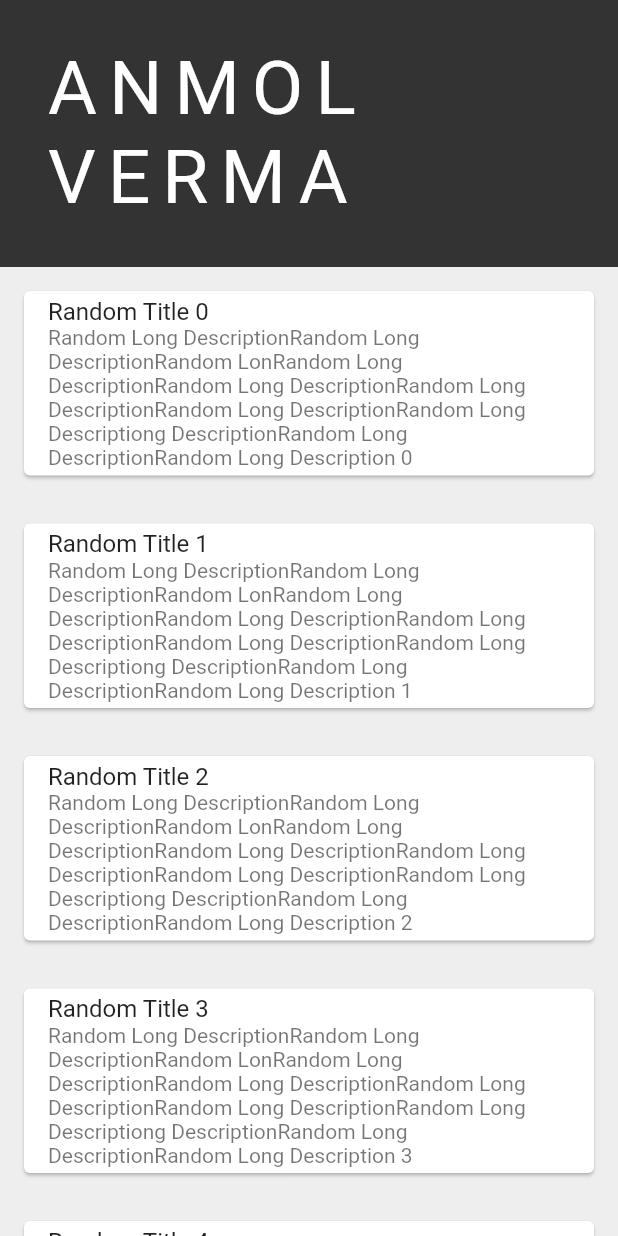
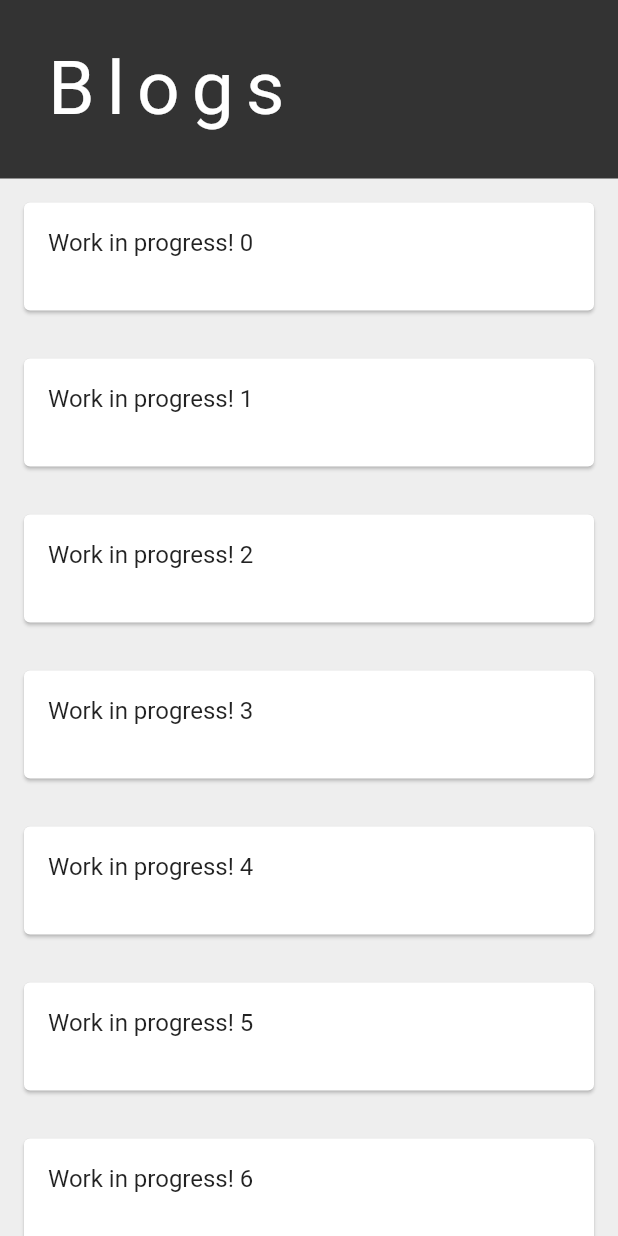
Before and after one commit to oianmol/Anmolverma_in, a Flutter app: the screen it shows after launch, after a tap on an icon or button, on a phone screen of 412 x 824 dp. Run offline on Flutter 3.47's test engine with Material 2 defaults, Android fonts, the phone set to English and light mode, and no system bars; our stand-ins replace google_fonts, infinite_scroll_pagination; missing offline and left inert: anmolverma_in, universal_html; network calls fail.

Commit message:
updated and added about me sections

```diff
--- a/lib/blogs/av_blogs_section.dart
+++ b/lib/blogs/av_blogs_section.dart
@@ -1,7 +1,6 @@
 import 'package:blogger/blogs/av_blog_listing.dart';
+import 'package:blogger/common/common_subsection_container.dart';
 import 'package:flutter/material.dart';
-import 'package:google_fonts/google_fonts.dart';
-import 'extensions.dart';
 
 class AVBlogsSection extends StatelessWidget {
   static Route<Object> route() {
@@ -11,32 +10,8 @@ class AVBlogsSection extends StatelessWidget {
   @override
   Widget build(BuildContext context) {
     return Scaffold(
-      body: blogContainer(context),
-    );
-  }
-
-  Container blogContainer(BuildContext context) {
-    return Container(
-      width: MediaQuery.of(context).size.width,
-      height: MediaQuery.of(context).size.height,
-      color: context.isDarkMode() ? Color(0xff333333) : Color(0xffeeeeee),
-      child: Column(
-        crossAxisAlignment: CrossAxisAlignment.start,
-        children: [nameText(context), Expanded(child: BlogListing())],
-      ),
-    );
-  }
-
-  Widget nameText(BuildContext context) {
-    return Container(
-      width: MediaQuery.of(context).size.width,
-      decoration: BoxDecoration(color: Color(0xff333333)),
-      child: Text(
-        "ANMOL VERMA",
-        style: GoogleFonts.merriweatherSans(
-            letterSpacing: 8, color: Colors.white, fontSize: 50),
-      ),
-      padding: EdgeInsets.symmetric(vertical: 30, horizontal: 28),
+      body: CommonSubsectionContainer(
+          sectionTitle: "Blogs", sectionWidget: BlogListing()),
     );
   }
 }
--- a/lib/blogs/blog_paginated_list.dart
+++ b/lib/blogs/blog_paginated_list.dart
@@ -28,8 +28,8 @@ class _BlogPaginatedListState extends State<BlogPaginatedList> {
       var newItems = <Blog>[];
       for (var index = 0; index < 20; index++) {
         newItems.add(Blog(
-            title: "Random Title $index",
-            description: "Random Long DescriptionRandom Long DescriptionRandom LonRandom Long DescriptionRandom Long DescriptionRandom Long DescriptionRandom Long DescriptionRandom Long Descriptiong DescriptionRandom Long DescriptionRandom Long Description $index",
+            title: "Work in progress! $index",
+            description: "",
             time: DateTime.now().add(Duration(days: index + 1))));
       }
 
--- /dev/null
+++ b/lib/common/common_subsection_container.dart
@@ -0,0 +1,41 @@
+import 'package:flutter/material.dart';
+import 'package:blogger/blogs/extensions.dart';
+import 'package:google_fonts/google_fonts.dart';
+
+class CommonSubsectionContainer extends StatelessWidget {
+
+  final String sectionTitle;
+  final Widget sectionWidget;
+
+  CommonSubsectionContainer({this.sectionTitle,this.sectionWidget});
+
+  @override
+  Widget build(BuildContext context) {
+    return blogContainer(context);
+  }
+
+  Container blogContainer(BuildContext context) {
+    return Container(
+      width: MediaQuery.of(context).size.width,
+      height: MediaQuery.of(context).size.height,
+      color: context.isDarkMode() ? Color(0xff333333) : Color(0xffeeeeee),
+      child: Column(
+        crossAxisAlignment: CrossAxisAlignment.start,
+        children: [nameText(context), Expanded(child: sectionWidget)],
+      ),
+    );
+  }
+
+  Widget nameText(BuildContext context) {
+    return Container(
+      width: MediaQuery.of(context).size.width,
+      decoration: BoxDecoration(color: Color(0xff333333)),
+      child: Text(
+        sectionTitle,
+        style: GoogleFonts.merriweatherSans(
+            letterSpacing: 8, color: Colors.white, fontSize: 50),
+      ),
+      padding: EdgeInsets.symmetric(vertical: 30, horizontal: 28),
+    );
+  }
+}
--- a/pubspec.yaml
+++ b/pubspec.yaml
@@ -32,6 +32,8 @@ dependencies:
   universal_html: ^1.2.4
   url_launcher: ^6.0.2
   infinite_scroll_pagination: ^3.0.1
+  anmolverma_in:
+    git: https://github.com/Anmol92verma/flutter_web_cv
 
 dev_dependencies:
   flutter_test:
```
Also changed, not shown: lib/home/extended_blog_tabs.dart (+8 -0 lines), lib/presentations/av_presentations_section.dart (added, +17 -0 lines), lib/presentations/model/Presentation.dart (added, +16 -0 lines), lib/presentations/presentations_widget.dart (added, +91 -0 lines), pubspec.lock.
